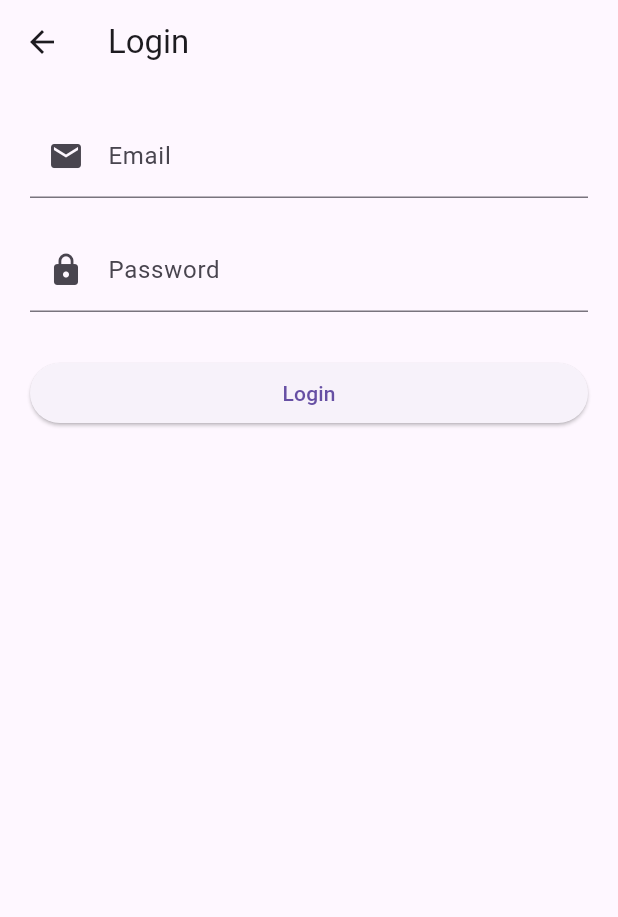
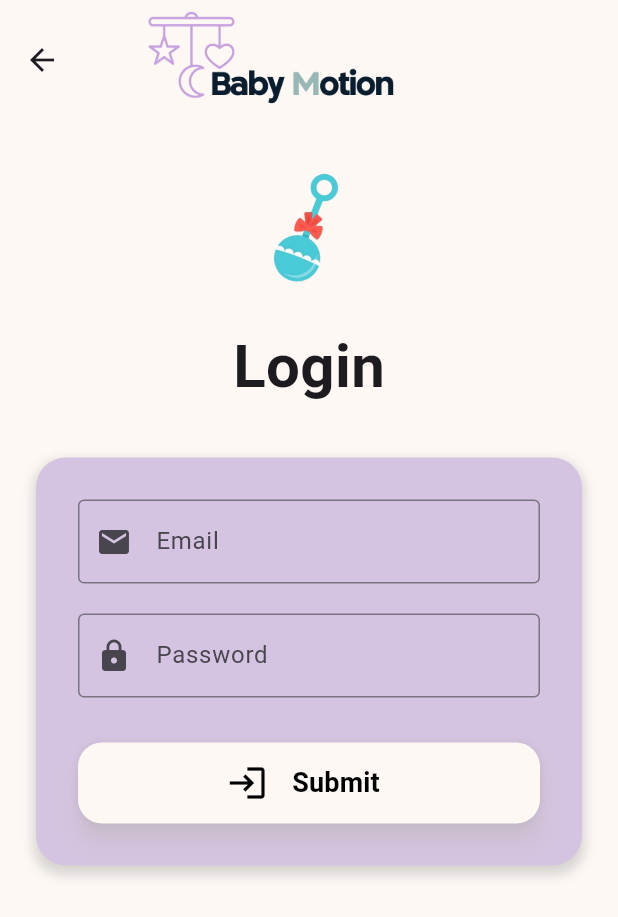
Before and after one commit to Reef-7/FinalProjectComputerScience, a Flutter app: the LoginPage screen opened by its route, on a phone screen of 412 x 824 dp. Shown: the top 917 px of the screen. Run offline on Flutter 3.47's test engine with Material 3 defaults, Android fonts, the light colour scheme and no system bars; our stand-ins replace cloud_firestore, firebase_auth, firebase_core, fl_chart, video_player; missing offline and left inert: dart:html; accounts and stored records are empty; generated files the repository leaves out were written again; Roboto replaces fonts that are missing (Raleway).

Commit message:
Update: Login Page

```diff
--- a/flutter_application_1/lib/screens/login.dart
+++ b/flutter_application_1/lib/screens/login.dart
@@ -1,4 +1,3 @@
-// lib/screens/login.dart
 import 'package:firebase_auth/firebase_auth.dart';
 import 'package:flutter/material.dart';
 
@@ -9,13 +8,43 @@ class LoginPage extends StatefulWidget {
   _LoginPageState createState() => _LoginPageState();
 }
 
-class _LoginPageState extends State<LoginPage> {
+class _LoginPageState extends State<LoginPage> with TickerProviderStateMixin {
   final _formKey = GlobalKey<FormState>();
   final TextEditingController _emailController = TextEditingController();
   final TextEditingController _passwordController = TextEditingController();
   final FirebaseAuth _auth = FirebaseAuth.instance;
 
+  late AnimationController _controller;
+  late Animation<Offset> _offsetAnimation;
+
+  bool _isLoading = false; // משתנה מצב טעינה
+
+  @override
+  void initState() {
+    super.initState();
+    _controller =
+        AnimationController(duration: const Duration(seconds: 4), vsync: this)
+          ..repeat();
+    _offsetAnimation = Tween<Offset>(
+      begin: Offset.zero,
+      end: const Offset(0.05, 0),
+    ).animate(
+      CurvedAnimation(parent: _controller, curve: Curves.elasticInOut),
+    );
+  }
+
+  @override
+  void dispose() {
+    _controller.dispose();
+    _emailController.dispose();
+    _passwordController.dispose();
+    super.dispose();
+  }
+
   void _login() async {
+    setState(() {
+      _isLoading = true;
+    });
     try {
       final UserCredential userCredential =
           await _auth.signInWithEmailAndPassword(
@@ -25,49 +54,103 @@ class _LoginPageState extends State<LoginPage> {
       ScaffoldMessenger.of(context).showSnackBar(
         const SnackBar(content: Text('Logged in successfully')),
       );
-
       Navigator.pushReplacementNamed(context, '/home');
     } on FirebaseAuthException catch (e) {
+      String message;
       if (e.code == 'user-not-found') {
-        ScaffoldMessenger.of(context).showSnackBar(
-          const SnackBar(content: Text('No user found for that email')),
-        );
+        message = 'No user found for that email';
       } else if (e.code == 'wrong-password') {
-        ScaffoldMessenger.of(context).showSnackBar(
-          const SnackBar(content: Text('Wrong password provided')),
-        );
+        message = 'Wrong password provided';
       } else {
-        ScaffoldMessenger.of(context).showSnackBar(
-          SnackBar(content: Text('Error: ${e.message}')),
-        );
+        message = 'Error: ${e.message}';
       }
+      ScaffoldMessenger.of(context)
+          .showSnackBar(SnackBar(content: Text(message)));
+    } finally {
+      setState(() {
+        _isLoading = false;
+      });
     }
   }
 
   @override
   Widget build(BuildContext context) {
     return Scaffold(
+      backgroundColor: const Color(0xFFfdf8f4),
       appBar: AppBar(
-        title: const Text('Login'),
+        backgroundColor: const Color(0xFFfdf8f4),
+        toolbarHeight: 80,
+        elevation: 0,
+        title: Align(
+          alignment: Alignment.centerLeft,
+          child: Padding(
+            padding: const EdgeInsets.symmetric(horizontal: 12),
+            child: Image.asset(
+              'assets/poster.png',
+              height: 80,
+              fit: BoxFit.contain,
             ),
-      body: Padding(
-        padding: const EdgeInsets.all(20.0),
+          ),
+        ),
+      ),
+      body: SingleChildScrollView(
+        child: Padding(
+          padding: const EdgeInsets.symmetric(horizontal: 24.0, vertical: 12),
+          child: Column(
+            children: [
+              RotationTransition(
+                turns: _controller,
+                child: SlideTransition(
+                  position: _offsetAnimation,
+                  child: Image.asset(
+                    'assets/logo1.png',
+                    height: 120,
+                  ),
+                ),
+              ),
+              const SizedBox(height: 4),
+              const Text(
+                'Login',
+                style: TextStyle(
+                  fontSize: 40,
+                  fontWeight: FontWeight.bold,
+                  fontFamily: 'Raleway',
+                ),
+              ),
+              const SizedBox(height: 32),
+              Center(
+                child: SizedBox(
+                  width: 500,
+                  child: Container(
+                    padding: const EdgeInsets.all(28),
+                    constraints: const BoxConstraints(minHeight: 200),
+                    decoration: BoxDecoration(
+                      color: const Color(0xFFd5c4e1),
+                      borderRadius: BorderRadius.circular(20),
+                      boxShadow: [
+                        BoxShadow(
+                          color: Colors.grey.withOpacity(0.4),
+                          spreadRadius: 2,
+                          blurRadius: 6,
+                          offset: const Offset(0, 4),
+                        ),
+                      ],
+                    ),
                     child: Form(
                       key: _formKey,
                       child: Column(
-            crossAxisAlignment: CrossAxisAlignment.stretch,
-            children: <Widget>[
+                        children: [
                           TextFormField(
                             controller: _emailController,
                             decoration: const InputDecoration(
                               labelText: 'Email',
                               prefixIcon: Icon(Icons.email),
+                              border: OutlineInputBorder(),
                             ),
                             validator: (value) {
                               if (value == null || value.isEmpty) {
                                 return 'Please enter your email';
                               }
-
                               return null;
                             },
                           ),
@@ -78,6 +161,7 @@ class _LoginPageState extends State<LoginPage> {
                             decoration: const InputDecoration(
                               labelText: 'Password',
                               prefixIcon: Icon(Icons.lock),
+                              border: OutlineInputBorder(),
                             ),
                             validator: (value) {
                               if (value == null || value.isEmpty) {
@@ -87,13 +171,63 @@ class _LoginPageState extends State<LoginPage> {
                             },
                           ),
                           const SizedBox(height: 30),
-              ElevatedButton(
-                onPressed: () {
-                  if (_formKey.currentState?.validate() ?? false) {
+                          SizedBox(
+                            width: double.infinity,
+                            child: ElevatedButton(
+                              style: ElevatedButton.styleFrom(
+                                backgroundColor: const Color(0xFFfdf8f4),
+                                shape: RoundedRectangleBorder(
+                                  borderRadius: BorderRadius.circular(16),
+                                ),
+                                elevation: 6,
+                                shadowColor: const Color(0xFFfdf8f4),
+                              ),
+                              onPressed: _isLoading
+                                  ? null
+                                  : () {
+                                      if (_formKey.currentState?.validate() ??
+                                          false) {
                                         _login();
                                       }
                                     },
-                child: const Text('Login'),
+                              child: _isLoading
+                                  ? SizedBox(
+                                      height: 24,
+                                      width: 24,
+                                      child: CircularProgressIndicator(
+                                        color: Colors.black,
+                                        strokeWidth: 3,
+                                      ),
+                                    )
+                                  : Row(
+                                      mainAxisAlignment:
+                                          MainAxisAlignment.center,
+                                      children: const [
+                                        Icon(Icons.login,
+                                            size: 28, color: Colors.black),
+                                        SizedBox(width: 8),
+                                        Padding(
+                                          padding: EdgeInsets.symmetric(
+                                              vertical: 14.0, horizontal: 8),
+                                          child: Text(
+                                            "Submit",
+                                            style: TextStyle(
+                                              fontSize: 18,
+                                              fontWeight: FontWeight.w600,
+                                              fontFamily: 'Raleway',
+                                              color: Colors.black,
+                                            ),
+                                          ),
+                                        ),
+                                      ],
+                                    ),
+                            ),
+                          ),
+                        ],
+                      ),
+                    ),
+                  ),
+                ),
               ),
             ],
           ),
--- a/flutter_application_1/lib/screens/splash_screen.dart
+++ b/flutter_application_1/lib/screens/splash_screen.dart
@@ -2,7 +2,7 @@ import 'dart:async';
 import 'package:flutter/material.dart';
 import 'home.dart';
 
-import 'upload_video_page.dart';
+import 'login.dart';
 
 class SplashScreen extends StatefulWidget {
   const SplashScreen({super.key});
@@ -27,7 +27,7 @@ class _SplashScreenState extends State<SplashScreen> {
     Timer(Duration(seconds: 2), () {
       Navigator.pushReplacement(
         context,
-        MaterialPageRoute(builder: (context) => UploadVideoPage()),
+        MaterialPageRoute(builder: (context) => LoginPage()),
       );
     });
   }
```
Lines whose indentation alone changed are shown as unchanged.
